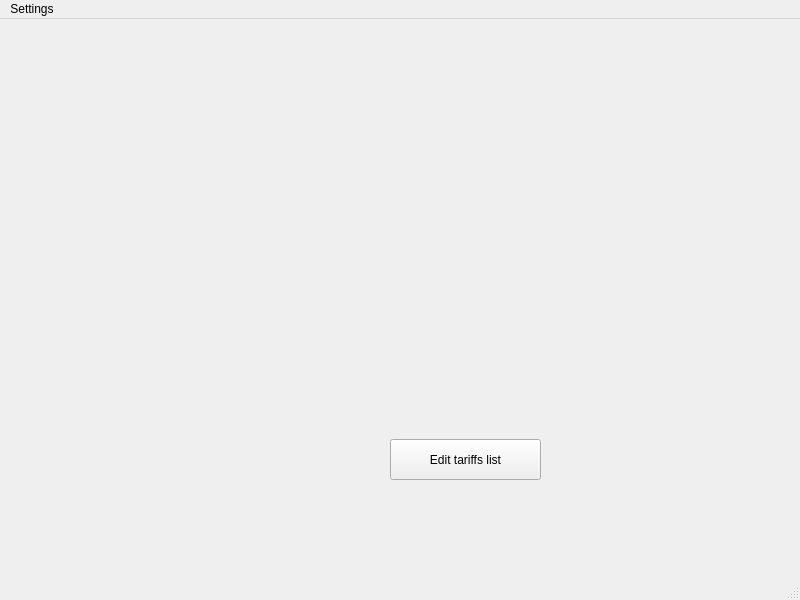
Anaga/GitIgnore, file mainwindow.ui: the form before one commit.
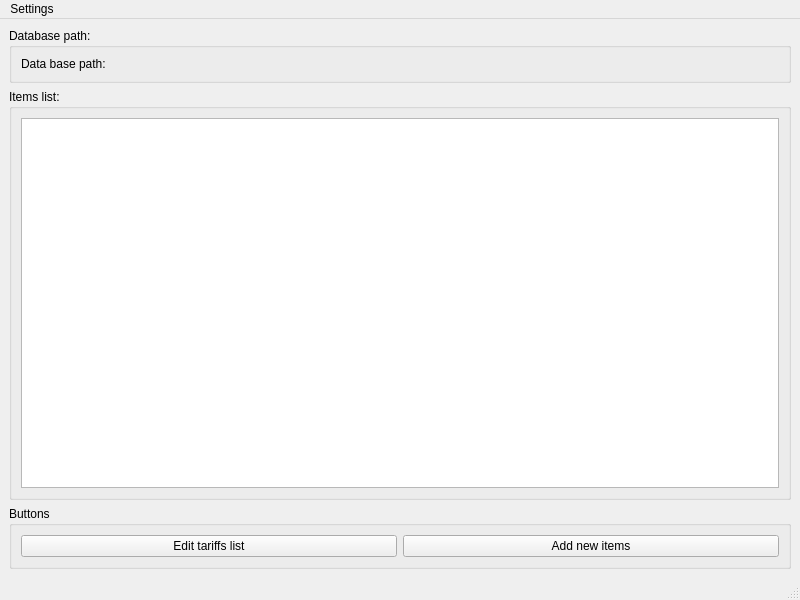
The form after the commit.

Commit message: Add main window layot, add logging, add SQL support

What changed in the file:
```diff
--- a/mainwindow.ui
+++ b/mainwindow.ui
@@ -14,19 +14,59 @@
    <string>MainWindow</string>
   </property>
   <widget class="QWidget" name="centralwidget">
-   <widget class="QPushButton" name="pushButton_EditTariff">
-    <property name="geometry">
-     <rect>
-      <x>390</x>
-      <y>420</y>
-      <width>151</width>
-      <height>41</height>
-     </rect>
-    </property>
-    <property name="text">
-     <string>Edit tariffs list</string>
-    </property>
-   </widget>
+   <layout class="QVBoxLayout" name="verticalLayout_2">
+    <item>
+     <widget class="QGroupBox" name="groupBox_DbPath">
+      <property name="title">
+       <string>Database path:</string>
+      </property>
+      <layout class="QHBoxLayout" name="horizontalLayout">
+       <item>
+        <widget class="QLabel" name="label_DbPath">
+         <property name="text">
+          <string>Data base path: </string>
+         </property>
+        </widget>
+       </item>
+      </layout>
+     </widget>
+    </item>
+    <item>
+     <widget class="QGroupBox" name="groupBox_ItemsList">
+      <property name="title">
+       <string>Items list:</string>
+      </property>
+      <layout class="QVBoxLayout" name="verticalLayout">
+       <item>
+        <widget class="QTableView" name="tableView_Items"/>
+       </item>
+      </layout>
+     </widget>
+    </item>
+    <item>
+     <widget class="QGroupBox" name="groupBox">
+      <property name="title">
+       <string>Buttons</string>
+      </property>
+      <layout class="QHBoxLayout" name="horizontalLayout_2">
+       <item>
+        <widget class="QPushButton" name="pushButton_EditTariff">
+         <property name="text">
+          <string>Edit tariffs list</string>
+         </property>
+        </widget>
+       </item>
+       <item>
+        <widget class="QPushButton" name="pushButton">
+         <property name="text">
+          <string>Add new items</string>
+         </property>
+        </widget>
+       </item>
+      </layout>
+     </widget>
+    </item>
+   </layout>
   </widget>
   <widget class="QMenuBar" name="menubar">
    <property name="geometry">
```
The commit also changes 4 other files.
